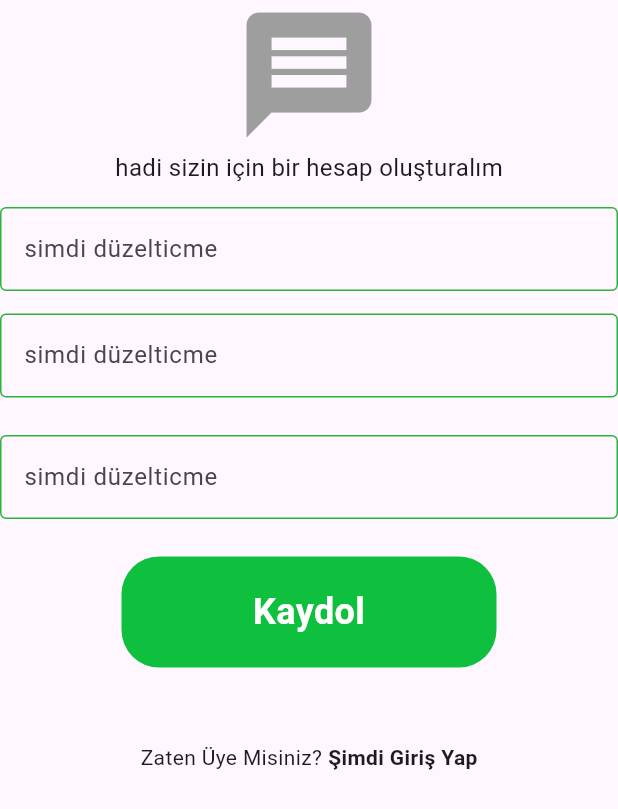
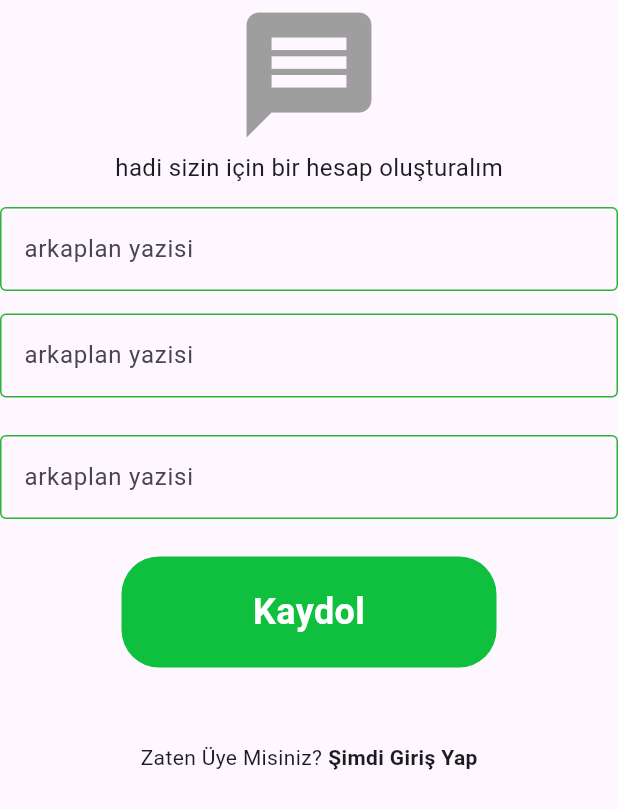
Before and after one commit to gulnihalyilmaz/chat_uyg_bitirme, a Flutter app: the screen it shows after launch, on a phone screen of 412 x 824 dp. Shown: the top 809 px of the screen. Run offline on Flutter 3.47's test engine with Material 3 defaults, Android fonts, the phone set to English and light mode, and no system bars.

Commit message:
Update my_text_field.dart

```diff
--- a/lib/components/my_text_field.dart
+++ b/lib/components/my_text_field.dart
@@ -19,7 +19,7 @@ class MyTextField extends StatelessWidget {
           enabledBorder: OutlineInputBorder(
             borderSide: BorderSide(color: Color.fromARGB(255, 43, 179, 56)),
           ),
-          labelText: "simdi düzelticme"),
+          labelText: "arkaplan yazisi"),
     );
   }
 }
```
